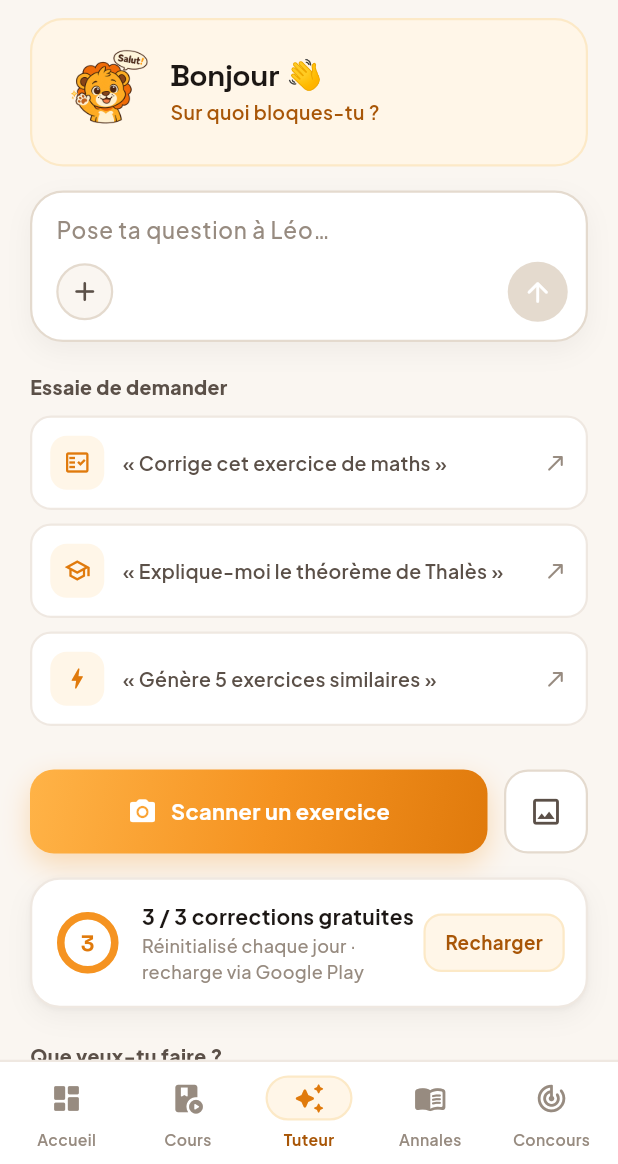
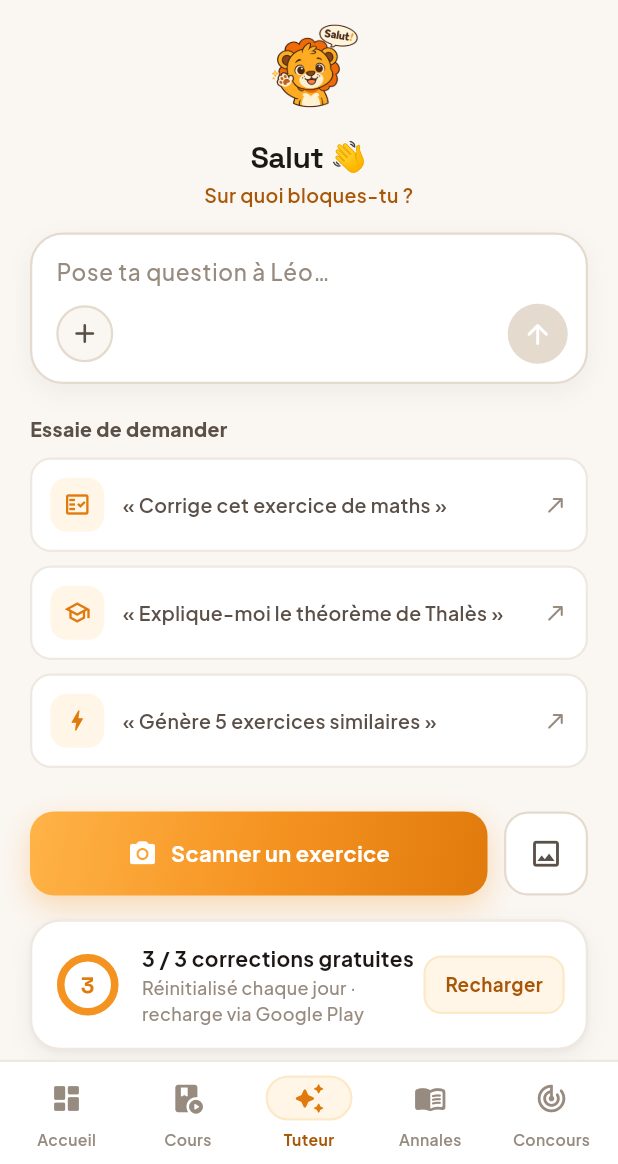
Before and after one commit to ludagg/onbuch-v2, a Flutter app: the TutorHubScreen screen opened by its route, on a phone screen of 412 x 824 dp, the part 72-1236 px from its top. Run offline on Flutter 3.47's test engine with Material 3 defaults, Android fonts, the phone set to English and light mode, and no system bars; our stand-ins replace appwrite, camera, file_picker, firebase_core, firebase_messaging, fl_chart and 11 more; missing offline and left inert: gpt_markdown; accounts and stored records are empty; network calls fail.

Commit message:
Accueil + Tuteur : « Salut » au lieu de « Bonjour » ; Tuteur : retrait du conteneur orange du salut + contenu centré
Co-Authored-By: Claude Opus 4.8 (1M context) <noreply@anthropic.com>
Claude-Session: https://claude.ai/code/session_01SyEdjYbgCw9yPqHpuvtDDx

```diff
--- a/lib/screens/home/home_screen.dart
+++ b/lib/screens/home/home_screen.dart
@@ -186,7 +186,7 @@ class _GreetingState extends State<_Greeting> {
   @override
   Widget build(BuildContext context) {
     final first = _first;
-    final text = (first == null || first.isEmpty) ? 'Bonjour 👋' : 'Bonjour, $first 👋';
+    final text = (first == null || first.isEmpty) ? 'Salut 👋' : 'Salut, $first 👋';
     return Text(text, style: display(24, weight: FontWeight.w600));
   }
 }
--- a/lib/screens/tutor/tutor_hub_screen.dart
+++ b/lib/screens/tutor/tutor_hub_screen.dart
@@ -308,26 +308,17 @@ class _TutorHubScreenState extends State<TutorHubScreen> {
 
   // ── Salut + mascotte ─────────────────────────────────────────────────────
   Widget _greeting() {
-    final hello = _firstName == null ? 'Bonjour 👋' : 'Bonjour, $_firstName 👋';
-    return Container(
-      padding: const EdgeInsets.all(16),
-      decoration: BoxDecoration(
-        color: OC.o50,
-        borderRadius: BorderRadius.circular(22),
-        border: Border.all(color: OC.o100, width: 1.5),
-      ),
-      child: Row(children: [
+    final hello = _firstName == null ? 'Salut 👋' : 'Salut, $_firstName 👋';
+    return SizedBox(
+      width: double.infinity,
+      child: Column(crossAxisAlignment: CrossAxisAlignment.center, children: [
         // Mascotte Léo, animée (jamais figée).
-        const SizedBox(
-          width: 64, height: 64,
-          child: Center(child: LeoMascot(size: 64, mood: LeoMood.wave)),
-        ),
-        const SizedBox(width: 12),
-        Expanded(child: Column(crossAxisAlignment: CrossAxisAlignment.start, children: [
-          Text(hello, style: display(20, weight: FontWeight.w700)),
-          const SizedBox(height: 4),
-          Text('Sur quoi bloques-tu ?', style: body(13, color: OC.o700, weight: FontWeight.w600)),
-        ])),
+        const LeoMascot(size: 72, mood: LeoMood.wave),
+        const SizedBox(height: 10),
+        Text(hello, textAlign: TextAlign.center, style: display(20, weight: FontWeight.w700)),
+        const SizedBox(height: 4),
+        Text('Sur quoi bloques-tu ?', textAlign: TextAlign.center,
+            style: body(13, color: OC.o700, weight: FontWeight.w600)),
       ]),
     );
   }
```
